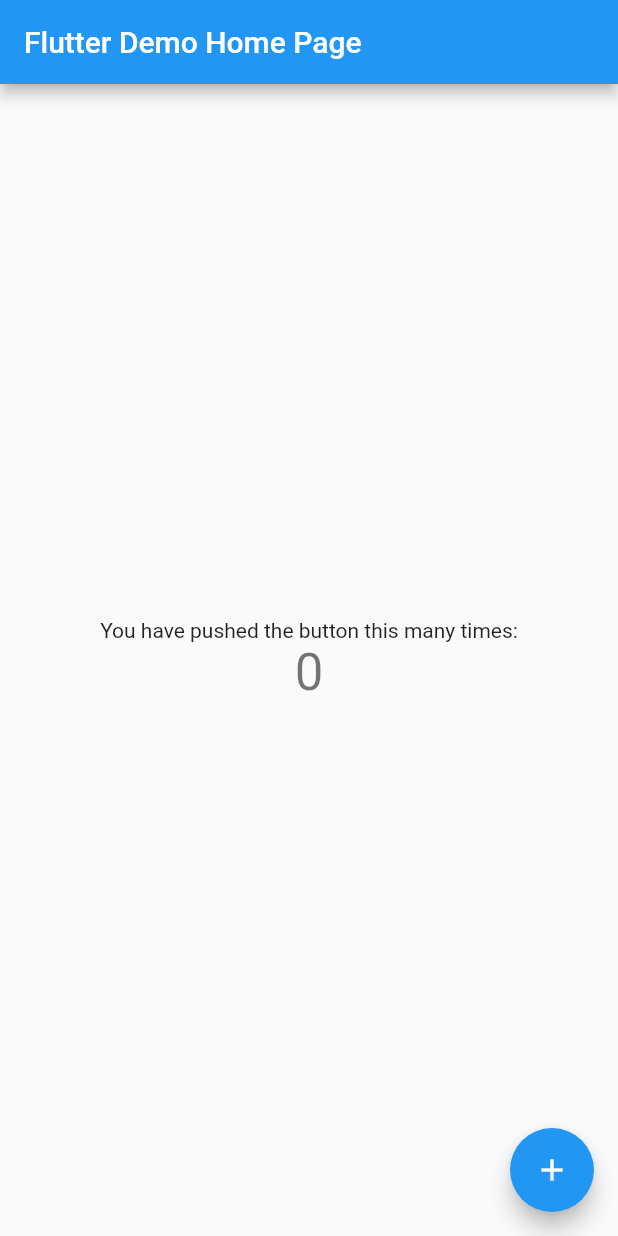
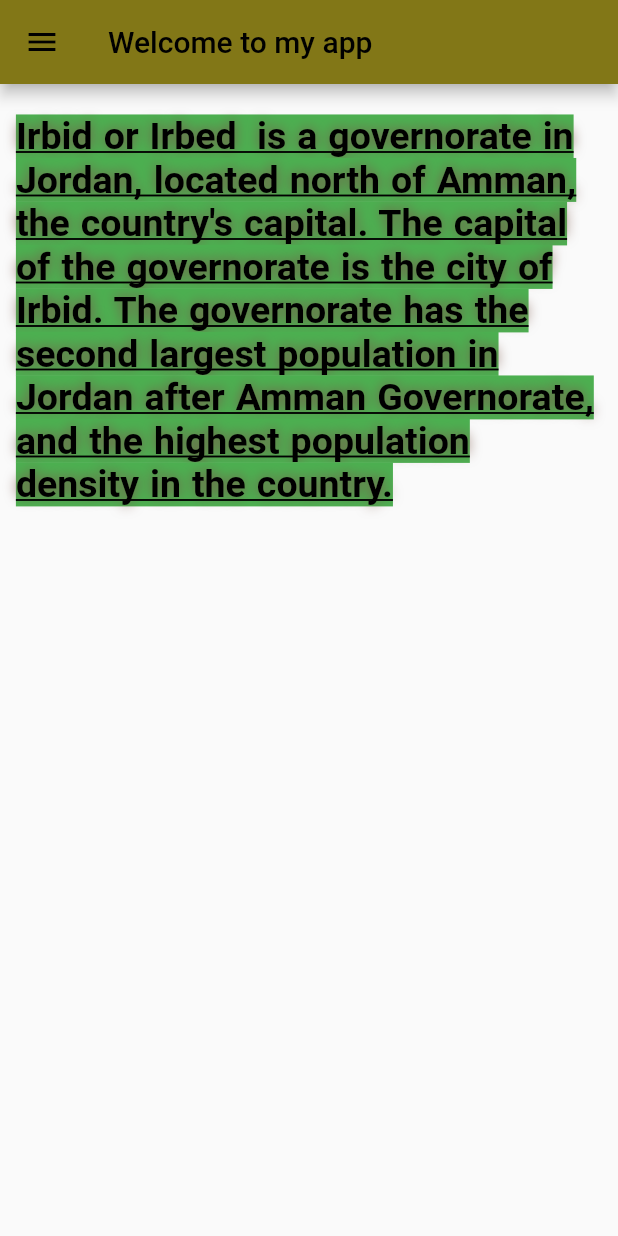
Before and after one commit to Moawiah999/repo-my-first-app, a Flutter app: the screen it shows after launch, on a phone screen of 412 x 824 dp. Run offline on Flutter 3.47's test engine with Material 2 defaults, Android fonts, the phone set to English and light mode, and no system bars.

Commit message:
Face an experimental application

```diff
--- a/lib/main.dart
+++ b/lib/main.dart
@@ -1,115 +1,50 @@
 import 'package:flutter/material.dart';
 
 void main() {
-  runApp(const MyApp());
+  runApp(Myappfirsr());
 }
 
-class MyApp extends StatelessWidget {
-  const MyApp({Key? key}) : super(key: key);
-
-  // This widget is the root of your application.
+class Myappfirsr extends StatelessWidget {
   @override
   Widget build(BuildContext context) {
     return MaterialApp(
-      title: 'Flutter Demo',
-      theme: ThemeData(
-        // This is the theme of your application.
-        //
-        // Try running your application with "flutter run". You'll see the
-        // application has a blue toolbar. Then, without quitting the app, try
-        // changing the primarySwatch below to Colors.green and then invoke
-        // "hot reload" (press "r" in the console where you ran "flutter run",
-        // or simply save your changes to "hot reload" in a Flutter IDE).
-        // Notice that the counter didn't reset back to zero; the application
-        // is not restarted.
-        primarySwatch: Colors.blue,
+      home: Container(
+        child: Scaffold(
+          // Properties Drawer
+          drawer: Drawer(
+            backgroundColor: Colors.purple[400],
+            // This text appears in the upper corner
+            child: Text("Hello from the drawer "),
+          ),
+          // Properties appBar
+          appBar: AppBar(
+            foregroundColor: Colors.black,
+            title: Text("Welcome to my app"),
+            backgroundColor: Colors.lime[900],
+          ),
+          // Properties body
+          body: Container(
+            margin: EdgeInsets.all(10.6),
+            padding: EdgeInsets.only(top: 10),
+            child: Text(
+              "Irbid or Irbed  is a governorate in Jordan, located north of Amman, the country's capital. "
+              "The capital of the governorate is the city of Irbid. The governorate has the second largest population in Jordan after Amman Governorate,"
+              " and the highest population density in the country.",
+              style: TextStyle(
+                fontSize: 25,
+                color: Colors.black,
+                shadows: [
+                  Shadow(color: Colors.brown, blurRadius: 10.1),
+                ],
+                decoration: TextDecoration.underline,
+                wordSpacing: 1.1,
+                fontWeight: FontWeight.bold,
+                backgroundColor: Colors.green,
+              ),
+            ),
+          ),
+        ),
       ),
-      home: const MyHomePage(title: 'Flutter Demo Home Page'),
     );
   }
 }
-
-class MyHomePage extends StatefulWidget {
-  const MyHomePage({Key? key, required this.title}) : super(key: key);
-
-  // This widget is the home page of your application. It is stateful, meaning
-  // that it has a State object (defined below) that contains fields that affect
-  // how it looks.
-
-  // This class is the configuration for the state. It holds the values (in this
-  // case the title) provided by the parent (in this case the App widget) and
-  // used by the build method of the State. Fields in a Widget subclass are
-  // always marked "final".
-
-  final String title;
-
-  @override
-  State<MyHomePage> createState() => _MyHomePageState();
-}
-
-class _MyHomePageState extends State<MyHomePage> {
-  int _counter = 0;
-
-  void _incrementCounter() {
-    setState(() {
-      // This call to setState tells the Flutter framework that something has
-      // changed in this State, which causes it to rerun the build method below
-      // so that the display can reflect the updated values. If we changed
-      // _counter without calling setState(), then the build method would not be
-      // called again, and so nothing would appear to happen.
-      _counter++;
-    });
-  }
-
-  @override
-  Widget build(BuildContext context) {
-    // This method is rerun every time setState is called, for instance as done
-    // by the _incrementCounter method above.
-    //
-    // The Flutter framework has been optimized to make rerunning build methods
-    // fast, so that you can just rebuild anything that needs updating rather
-    // than having to individually change instances of widgets.
-    return Scaffold(
-      appBar: AppBar(
-        // Here we take the value from the MyHomePage object that was created by
-        // the App.build method, and use it to set our appbar title.
-        title: Text(widget.title),
-      ),
-      body: Center(
-        // Center is a layout widget. It takes a single child and positions it
-        // in the middle of the parent.
-        child: Column(
-          // Column is also a layout widget. It takes a list of children and
-          // arranges them vertically. By default, it sizes itself to fit its
-          // children horizontally, and tries to be as tall as its parent.
-          //
-          // Invoke "debug painting" (press "p" in the console, choose the
-          // "Toggle Debug Paint" action from the Flutter Inspector in Android
-          // Studio, or the "Toggle Debug Paint" command in Visual Studio Code)
-          // to see the wireframe for each widget.
-          //
-          // Column has various properties to control how it sizes itself and
-          // how it positions its children. Here we use mainAxisAlignment to
-          // center the children vertically; the main axis here is the vertical
-          // axis because Columns are vertical (the cross axis would be
-          // horizontal).
-          mainAxisAlignment: MainAxisAlignment.center,
-          children: <Widget>[
-            const Text(
-              'You have pushed the button this many times:',
-            ),
-            Text(
-              '$_counter',
-              style: Theme.of(context).textTheme.headline4,
-            ),
-          ],
-        ),
-      ),
-      floatingActionButton: FloatingActionButton(
-        onPressed: _incrementCounter,
-        tooltip: 'Increment',
-        child: const Icon(Icons.add),
-      ), // This trailing comma makes auto-formatting nicer for build methods.
-    );
-  }
-}
```
